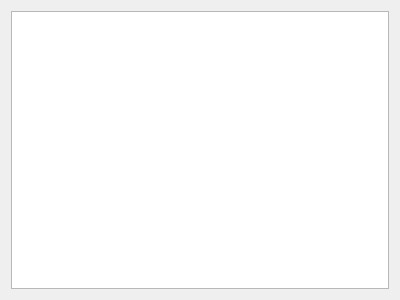
The window that src/logbookview.ui (flysight/flysight-viewer-qt) describes before a commit, drawn with Qt 5.
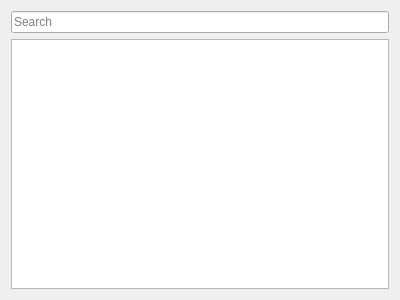
The same window after the commit.

Commit message: Add search to logbook view

```diff
--- a/src/logbookview.ui
+++ b/src/logbookview.ui
@@ -14,6 +14,13 @@
    <string>Form</string>
   </property>
   <layout class="QVBoxLayout" name="verticalLayout">
+   <item>
+    <widget class="QLineEdit" name="searchEdit">
+     <property name="placeholderText">
+      <string>Search</string>
+     </property>
+    </widget>
+   </item>
    <item>
     <widget class="QTableWidget" name="tableWidget">
      <property name="editTriggers">
```
The commit also changes 2 other files.
